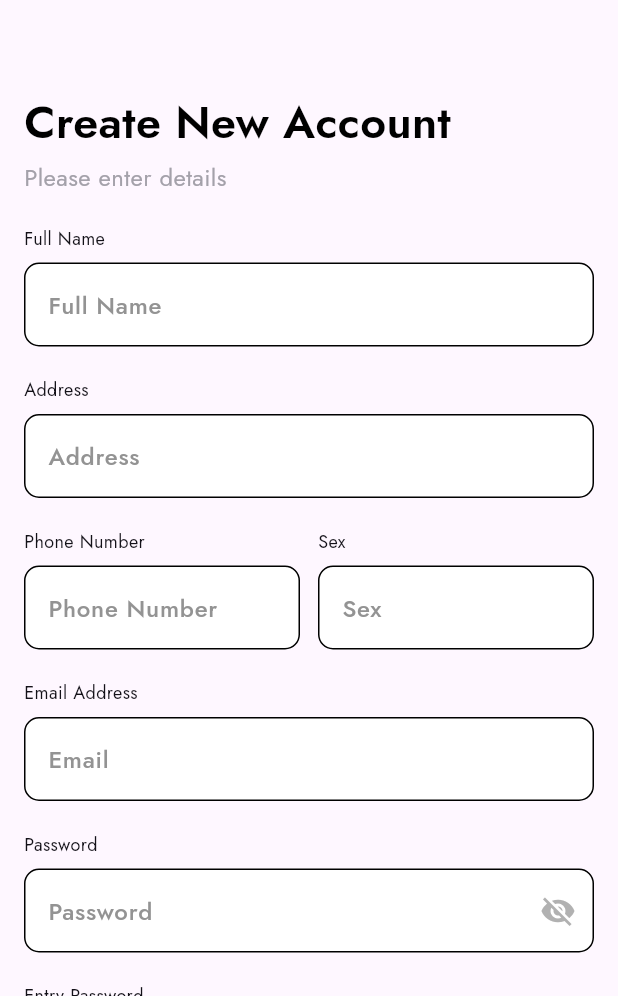
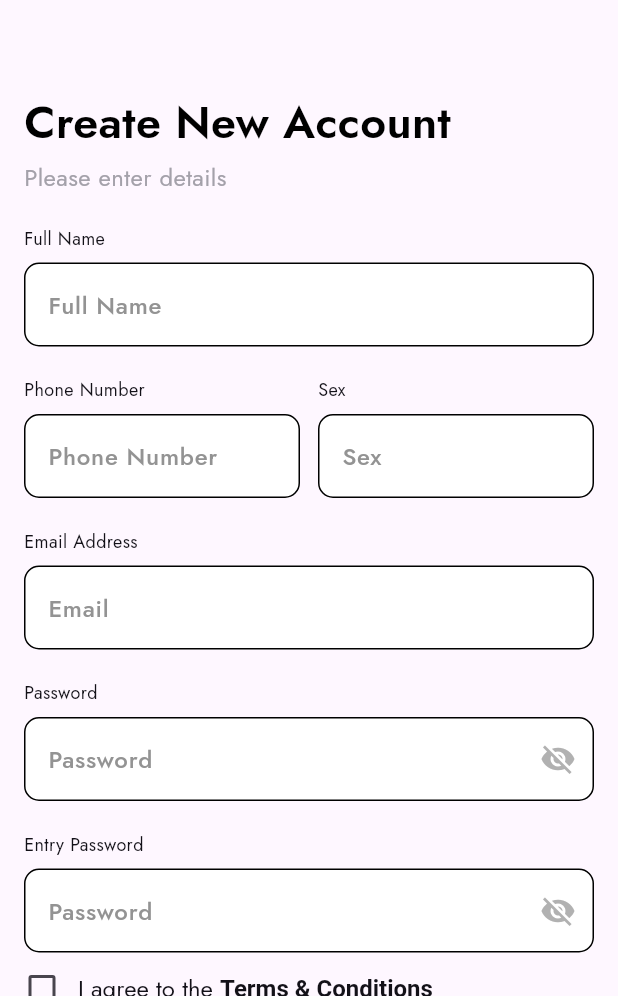
Before and after one commit to nguyendao2101/Flutter-PNJ, a Flutter app: the SignUpView screen opened directly, on a phone screen of 412 x 824 dp, the part 240-1236 px from its top. Run offline on Flutter 3.47's test engine with Material 3 defaults, Android fonts, the phone set to English and light mode, and no system bars; our stand-ins replace carousel_slider, cloud_firestore, firebase_auth, firebase_core, firebase_database, flutter_rating_bar and 5 more; missing offline and left inert: mailer; accounts and stored records are empty.

Commit message:
fix signup

```diff
--- a/lib/main.dart
+++ b/lib/main.dart
@@ -27,8 +27,8 @@ class MyApp extends StatelessWidget {
         colorScheme: ColorScheme.fromSeed(seedColor: Colors.deepPurple),
         useMaterial3: true,
       ),
-      // home: SplashView(),
-      home: MainNavView(initialIndex: 0)
+      home: SplashView(),
+      // home: MainNavView(initialIndex: 0)
     );
   }
 }
--- a/lib/model/firebase/firebase_authencation.dart
+++ b/lib/model/firebase/firebase_authencation.dart
@@ -16,7 +16,7 @@ class FirAuth {
       String passWord,
       String entryPassword,
       String hoTen,
-      String addRess,
+      // String addRess,
       String sex,
       String numberPhone,
       String role,
@@ -35,7 +35,7 @@ class FirAuth {
         _createUser(
           user.user!.uid,
           hoTen,
-          addRess,
+          // addRess,
           sex,
           numberPhone,
           role,
@@ -107,7 +107,7 @@ class FirAuth {
   void _createUser(
       String userId,
       String hoTen,
-      String addRess,
+      // String addRess,
       String sex,
       String numberPhone,
       String? role,
@@ -115,7 +115,7 @@ class FirAuth {
       ) {
     var user = {
       'FullName': hoTen,
-      'Address': addRess,
+      // 'Address': addRess,
       'Sex': sex,
       'NumberPhone': numberPhone,
       'Role': role ?? 'user',
--- a/lib/view/check_mail.dart
+++ b/lib/view/check_mail.dart
@@ -12,7 +12,7 @@ class CheckMail extends StatefulWidget {
   final String email;
   final String password;
   final String fullName;
-  final String address;
+  // final String address;
   final String sex;
   final String phoneNumber;
   final String verificationCode; // Mã xác minh từ controller
@@ -22,7 +22,7 @@ class CheckMail extends StatefulWidget {
     required this.email,
     required this.password,
     required this.fullName,
-    required this.address,
+    // required this.address,
     required this.sex,
     required this.phoneNumber,
     required this.verificationCode, // Thêm mã xác minh
@@ -110,7 +110,7 @@ class _CheckMailState extends State<CheckMail> {
         controller.password,
         controller.confirmPassword,
         controller.hoTen,
-        controller.address,
+        // controller.address,
         controller.sex,
         controller.numberPhone,
             () {
--- a/lib/view/sign_up_view.dart
+++ b/lib/view/sign_up_view.dart
@@ -69,14 +69,14 @@ class _SignUpViewState extends State<SignUpView> {
                       onChanged: controller.onChangeCheckName,
                       validator: controller.validatorCheck,
                     ),
-                    const SizedBox(height: 20,),
-                    _buildTextField(
-                      label: 'Address',
-                      hintText: 'Address',
-                      obscureText: false,
-                      onChanged: controller.onChangeCheckAdress,
-                      validator: controller.validatorCheck,
-                    ),
+                    // const SizedBox(height: 20,),
+                    // _buildTextField(
+                    //   label: 'Address',
+                    //   hintText: 'Address',
+                    //   obscureText: false,
+                    //   onChanged: controller.onChangeCheckAdress,
+                    //   validator: controller.validatorCheck,
+                    // ),
                     const SizedBox(height: 20,),
                     Row(
                       children: [
@@ -158,7 +158,7 @@ class _SignUpViewState extends State<SignUpView> {
                         email: controller.email,
                         password: controller.password,
                         fullName: controller.hoTen,
-                        address: controller.address,
+                        // address: controller.address,
                         sex: controller.sex,
                         phoneNumber: controller.numberPhone,
                         verificationCode: codeMail.toString(),
--- a/lib/view_model/sign_up_view_model.dart
+++ b/lib/view_model/sign_up_view_model.dart
@@ -82,7 +82,7 @@ class SignUpViewModel extends GetxController {
       String passWord,
       String entryPassword,
       String hoTen,
-      String addRess,
+      // String addRess,
       String sex,
       String numberPhone,
       Function onSuccess,
@@ -94,7 +94,7 @@ class SignUpViewModel extends GetxController {
       _dbRef.child('users').child(userCredential.user!.uid).set({
         'email': email,
         'fullName': hoTen,
-        'address': addRess,
+        // 'address': addRess,
         'sex': sex,
         'numberPhone': numberPhone,
         'role': 'user', // Thêm giá trị mặc định cho role
@@ -229,7 +229,7 @@ class SignUpViewModel extends GetxController {
     password = '';
     confirmPassword = '';
     hoTen = '';
-    address = '';
+    // address = '';
     sex = '';
     numberPhone = '';
     formKey.currentState?.reset();
```
